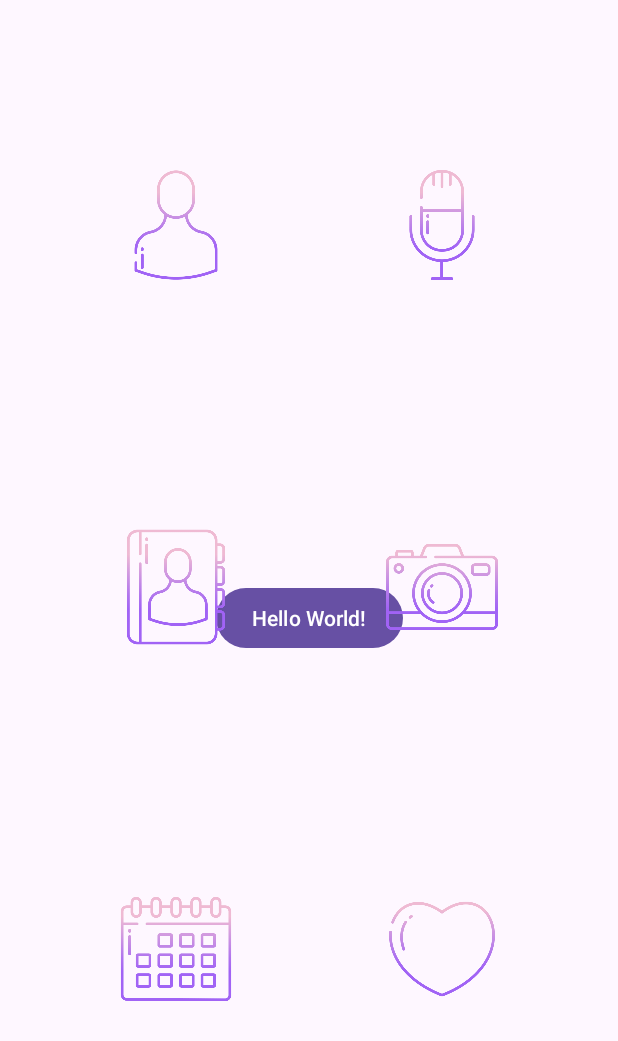
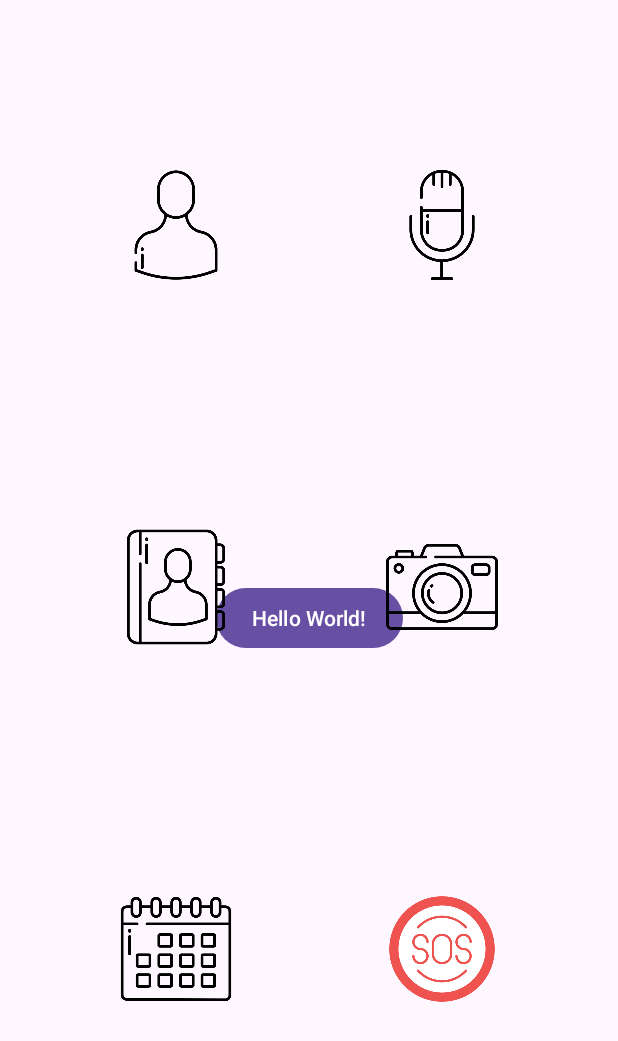
Before and after one commit to sefafe10/MemoriApp, an Android app: the screen it shows after launch (MainActivity), after a tap on "Hello World!", on a phone screen of 412 x 824 dp. Shown: the top 1041 px of the screen. Run offline under Robolectric (Android 15) with nearby library versions, the phone set to English and light mode, and no system bars.

Commit message:
Cambio del boton Corazón por el botón SOS

```diff
--- a/app/src/main/AndroidManifest.xml
+++ b/app/src/main/AndroidManifest.xml
@@ -2,6 +2,7 @@
 <manifest xmlns:android="http://schemas.android.com/apk/res/android"
     xmlns:tools="http://schemas.android.com/tools">
 
+    <uses-permission android:name="android.permission.CALL_PHONE" />
     <uses-permission android:name="android.permission.READ_MEDIA_IMAGES" />
     <uses-permission android:name="android.permission.READ_MEDIA_VIDEO" />
     <uses-permission android:name="android.permission.READ_MEDIA_AUDIO" />
--- a/app/src/main/java/com/example/memoriapp/HomeFragment.kt
+++ b/app/src/main/java/com/example/memoriapp/HomeFragment.kt
@@ -1,19 +1,27 @@
 package com.example.memoriapp
 
+import android.Manifest
 import android.content.ActivityNotFoundException
 import android.content.Intent
+import android.content.pm.PackageManager
+import android.graphics.PorterDuff
+import android.net.Uri
 import android.os.Bundle
+import android.provider.ContactsContract
+import android.provider.MediaStore
 import android.view.LayoutInflater
 import android.view.View
 import android.view.ViewGroup
 import android.widget.ImageButton
 import android.widget.Toast
+import androidx.core.app.ActivityCompat
+import androidx.core.content.ContextCompat
 import androidx.fragment.app.Fragment
-import android.provider.MediaStore
-import android.provider.ContactsContract
-
 
 class HomeFragment : Fragment() {
+
+    private val REQUEST_CALL_PERMISSION = 1
+    private val SOS_PHONE_NUMBER = " "
 
     override fun onCreateView(
         inflater: LayoutInflater, container: ViewGroup?,
@@ -28,12 +36,21 @@ class HomeFragment : Fragment() {
         val libretaDeContactosButton = view.findViewById<ImageButton>(R.id.libreta_de_contactos)
         val camaraButton = view.findViewById<ImageButton>(R.id.camara)
         val calendarioButton = view.findViewById<ImageButton>(R.id.calendario)
-        val corazonButton = view.findViewById<ImageButton>(R.id.corazon)
+        val sosButton = view.findViewById<ImageButton>(R.id.sos)
+
+        // Crear un color negro
+        val colorNegro = ContextCompat.getColor(requireContext(), android.R.color.black)
+
+        // Aplicar el color negro a los drawables de los ImageButtons
+        usuarioButton.setColorFilter(colorNegro, PorterDuff.Mode.SRC_IN)
+        microfonoButton.setColorFilter(colorNegro, PorterDuff.Mode.SRC_IN)
+        libretaDeContactosButton.setColorFilter(colorNegro, PorterDuff.Mode.SRC_IN)
+        camaraButton.setColorFilter(colorNegro, PorterDuff.Mode.SRC_IN)
+        calendarioButton.setColorFilter(colorNegro, PorterDuff.Mode.SRC_IN)
 
         // Configurar OnClickListener para cada botón
         usuarioButton.setOnClickListener {
-            // Acción cuando se hace clic en el botón de usuario
-            // Aquí puedes agregar la lógica correspondiente
+            // Aquí puedes añadir la funcionalidad que deseas para este botón
         }
 
         microfonoButton.setOnClickListener {
@@ -55,27 +72,18 @@ class HomeFragment : Fragment() {
                 // Manejar la excepción si la actividad no está disponible
                 Toast.makeText(context, "No se pudo abrir la aplicación de contactos", Toast.LENGTH_SHORT).show()
             }
-
-
-
-
         }
-
 
         camaraButton.setOnClickListener {
             val intent = Intent(Intent.ACTION_VIEW, MediaStore.Images.Media.EXTERNAL_CONTENT_URI)
             startActivity(intent)
         }
 
-
-
-
         calendarioButton.setOnClickListener {
             val intent = Intent(Intent.ACTION_MAIN).apply {
                 // Configurar el paquete de la aplicación de calendario (puede variar según el dispositivo)
                 setClassName("com.google.android.calendar", "com.android.calendar.AllInOneActivity")
             }
-
             try {
                 startActivity(intent)
             } catch (e: ActivityNotFoundException) {
@@ -84,13 +92,32 @@ class HomeFragment : Fragment() {
             }
         }
 
-
-
-        corazonButton.setOnClickListener {
-            // Acción cuando se hace clic en el botón de corazón
-            // Aquí puedes agregar la lógica correspondiente
+        sosButton.setOnClickListener {
+            makePhoneCall()
         }
 
         return view
     }
+
+
+    private fun makePhoneCall() {
+        if (ContextCompat.checkSelfPermission(requireContext(), Manifest.permission.CALL_PHONE) != PackageManager.PERMISSION_GRANTED) {
+            ActivityCompat.requestPermissions(requireActivity(), arrayOf(Manifest.permission.CALL_PHONE), REQUEST_CALL_PERMISSION)
+        } else {
+            val callIntent = Intent(Intent.ACTION_CALL)
+            callIntent.data = Uri.parse("tel:$SOS_PHONE_NUMBER")
+            startActivity(callIntent)
+        }
+    }
+
+    override fun onRequestPermissionsResult(requestCode: Int, permissions: Array<out String>, grantResults: IntArray) {
+        super.onRequestPermissionsResult(requestCode, permissions, grantResults)
+        if (requestCode == REQUEST_CALL_PERMISSION) {
+            if (grantResults.isNotEmpty() && grantResults[0] == PackageManager.PERMISSION_GRANTED) {
+                makePhoneCall()
+            } else {
+                Toast.makeText(requireContext(), "Permiso para realizar llamadas denegado", Toast.LENGTH_SHORT).show()
+            }
+        }
+    }
 }
--- a/app/src/main/res/layout/fragment_home.xml
+++ b/app/src/main/res/layout/fragment_home.xml
@@ -50,7 +50,7 @@
         android:layout_height="100dp"
         android:scaleType="centerInside"
         android:src="@drawable/camara"
-        app:layout_constraintBottom_toTopOf="@id/corazon"
+        app:layout_constraintBottom_toTopOf="@id/sos"
         app:layout_constraintEnd_toEndOf="parent"
         app:layout_constraintStart_toEndOf="@id/libreta_de_contactos"
         app:layout_constraintTop_toBottomOf="@id/microfono"
@@ -63,17 +63,17 @@
         android:scaleType="centerInside"
         android:src="@drawable/calendario"
         app:layout_constraintBottom_toBottomOf="parent"
-        app:layout_constraintEnd_toStartOf="@id/corazon"
+        app:layout_constraintEnd_toStartOf="@id/sos"
         app:layout_constraintStart_toStartOf="parent"
         app:layout_constraintTop_toBottomOf="@id/libreta_de_contactos"
         android:backgroundTint="@android:color/transparent"/>
 
     <ImageButton
-        android:id="@+id/corazon"
+        android:id="@+id/sos"
         android:layout_width="120dp"
         android:layout_height="100dp"
         android:scaleType="centerInside"
-        android:src="@drawable/corazon"
+        android:src="@drawable/sos"
         app:layout_constraintBottom_toBottomOf="parent"
         app:layout_constraintEnd_toEndOf="parent"
         app:layout_constraintStart_toEndOf="@id/calendario"
```
Also changed, not shown: app/src/main/res/drawable/sos.png (added).
